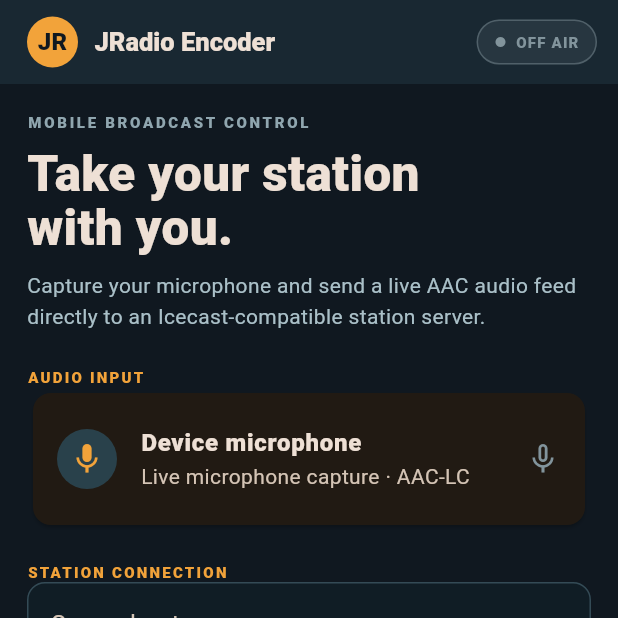
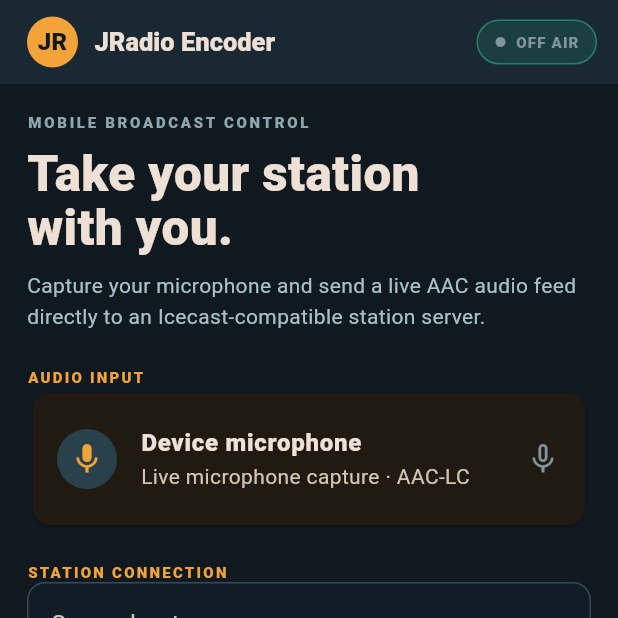
Before and after one commit to jradiosouthafrica-sa/jr-universal-broadcast-encoder, a Flutter app: the screen it shows after launch, on a phone screen of 412 x 824 dp, the top half of it. Run offline on Flutter 3.47's test engine with Material 3 defaults, Android fonts, the phone set to English and light mode, and no system bars; missing offline and left inert: flutter_foreground_task, record.

Commit message:
Use fixed alpha colors for compatible Flutter analysis

```diff
--- a/mobile/flutter/lib/main.dart
+++ b/mobile/flutter/lib/main.dart
@@ -176,9 +176,9 @@ class _StudioHomeState extends State<StudioHome> {
               child: Container(
                 padding: const EdgeInsets.symmetric(horizontal: 11, vertical: 7),
                 decoration: BoxDecoration(
-                  color: statusColor.withOpacity(.13),
+                  color: const Color(0x2229D39A),
                   borderRadius: BorderRadius.circular(30),
-                  border: Border.all(color: statusColor.withOpacity(.45)),
+                  border: Border.all(color: const Color(0x7329D39A)),
                 ),
                 child: Row(
                   children: [
```
